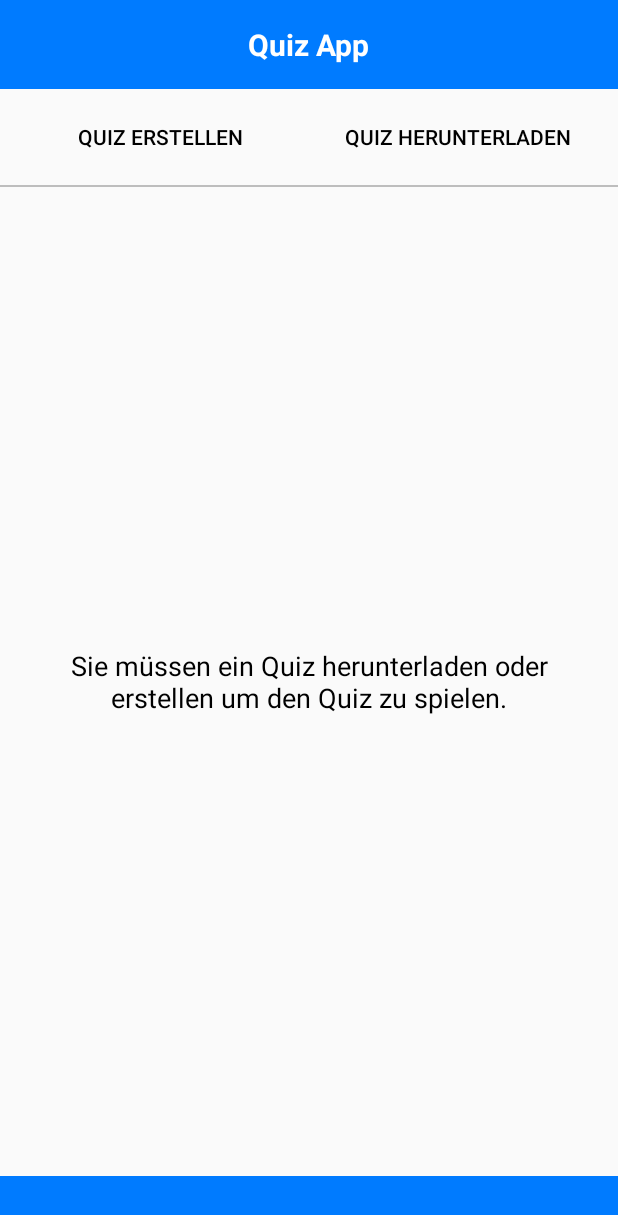
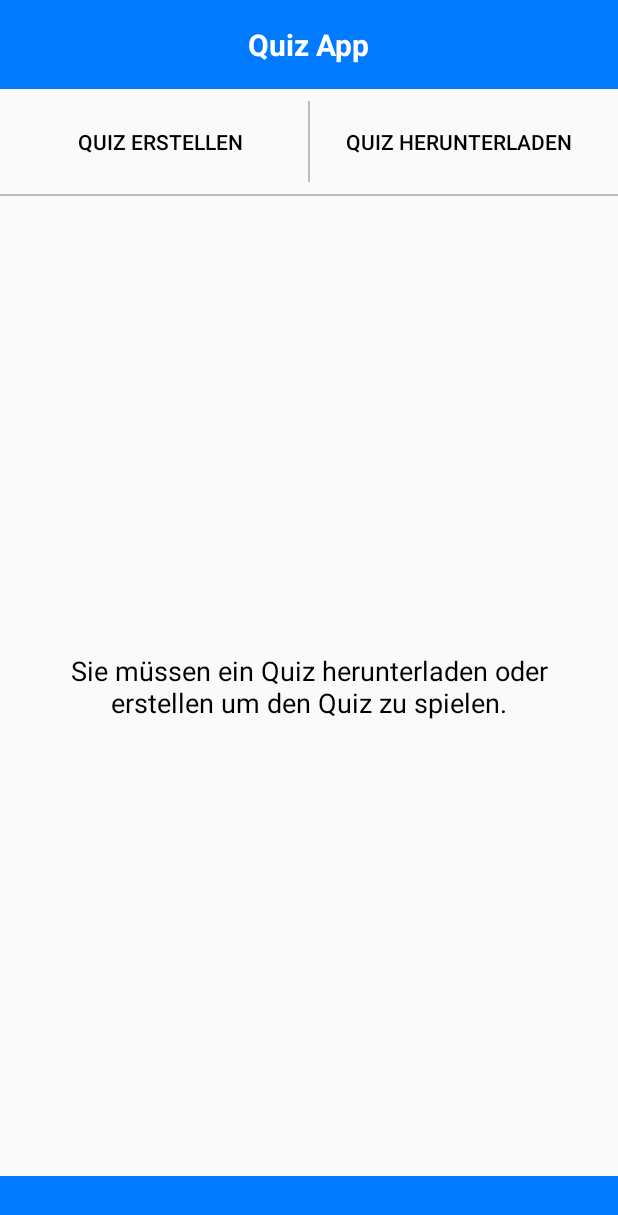
Before and after one commit to OlegLisowski2/QuizApp, an Android app built with Jetpack Compose: the screen it shows after launch (MainActivity), on a phone screen of 412 x 824 dp. Shown: the top 1215 px of the screen. Run offline under Robolectric (Android 15) with nearby library versions, the phone set to English and light mode, and no system bars.

Commit message:
commit 4

```diff
--- a/app/src/main/AndroidManifest.xml
+++ b/app/src/main/AndroidManifest.xml
@@ -15,7 +15,6 @@
         <activity
             android:name=".MainActivity"
             android:exported="true"
-            android:label="@string/app_name"
             android:theme="@style/Theme.QuizApp">
             <intent-filter>
                 <action android:name="android.intent.action.MAIN" />
--- a/app/src/main/res/layout/mockup.xml
+++ b/app/src/main/res/layout/mockup.xml
@@ -22,7 +22,7 @@
         android:id="@+id/appName"
         android:layout_width="wrap_content"
         android:layout_height="wrap_content"
-        android:text="Quiz App"
+        android:text="@string/app_name"
         android:textColor="@android:color/white"
         android:textSize="20sp"
         android:textStyle="bold"/>
@@ -44,17 +44,26 @@ app:layout_constraintEnd_toEndOf="parent">
         android:layout_width="0dp"
         android:layout_height="wrap_content"
         android:layout_weight="1"
-    android:text="Quiz erstellen"
-    android:background="@android:color/transparent"
+        android:text="@string/quiz_erstellen"
+        android:background="?attr/selectableItemBackgroundBorderless"
+        style="?android:attr/buttonBarButtonStyle"
         android:textColor="@android:color/black"/>
+
+        <!-- Vertical Divider -->
+        <View
+            android:id="@+id/verticalDivider"
+            android:layout_width="1dp"
+            android:layout_height="match_parent"
+            android:background="#BDBDBD" />
 
     <Button
         android:id="@+id/btnQuizHerunterladen"
         android:layout_width="0dp"
         android:layout_height="wrap_content"
         android:layout_weight="1"
-    android:text="Quiz herunterladen"
-    android:background="@android:color/transparent"
+        android:text="@string/quiz_herunterladen"
+        android:background="?attr/selectableItemBackgroundBorderless"
+        style="?android:attr/buttonBarButtonStyle"
         android:textColor="@android:color/black"/>
     </LinearLayout>
 
@@ -73,7 +82,7 @@ android:layout_height="1dp"
         android:id="@+id/homepageTitle"
         android:layout_width="0dp"
         android:layout_height="wrap_content"
-android:text="Sie müssen ein Quiz herunterladen oder erstellen um den Quiz zu spielen."
+        android:text="@string/homepage_noquiz"
         android:textSize="18sp"
         android:textColor="@android:color/black"
         android:gravity="center"
--- a/app/src/main/res/values/strings.xml
+++ b/app/src/main/res/values/strings.xml
@@ -6,4 +6,7 @@
     <string name="sport">Sport</string>
     <string name="allgemeinwissen">Allgemeinwissen</string>
     <string name="willkommen">Willkommen zur Lernquiz-App</string>
+    <string name="quiz_herunterladen">Quiz herunterladen</string>
+    <string name="quiz_erstellen">Quiz erstellen</string>
+    <string name="homepage_noquiz">Sie müssen ein Quiz herunterladen oder erstellen um den Quiz zu spielen.</string>
 </resources>
```
Also changed, not shown: app/src/main/res/layout/activity_quiz.xml (+2 -91 lines). Lines whose indentation alone changed are shown as unchanged.
